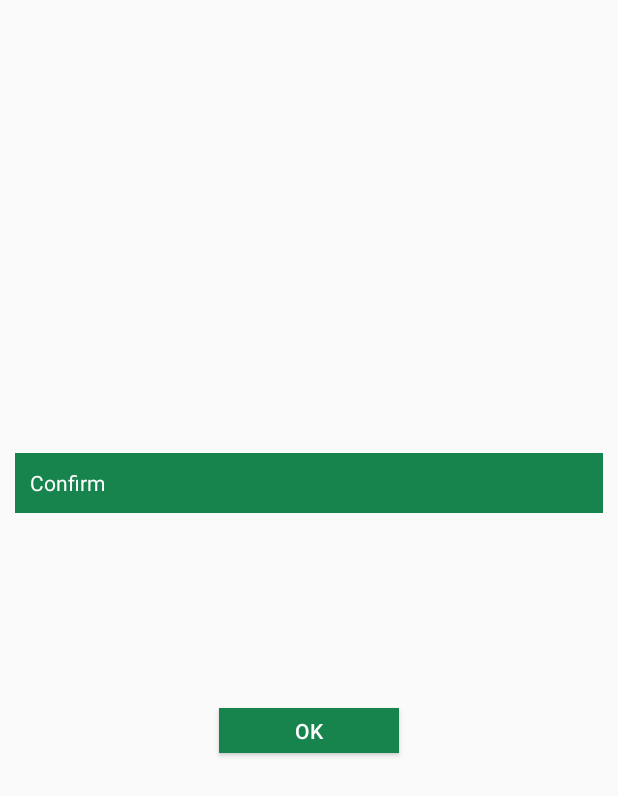
After one commit to ShymaaOthman/Pay4Me, an Android app: the layout confirm_dialog.xml on its own in the app's theme, with its tools: preview values and no code run, on a phone screen of 412 x 824 dp. The commit adds this screen. Shown: the top 796 px of the screen. Run offline under Robolectric (Android 15) with nearby library versions, the phone set to English and light mode, and no system bars.

Commit message:
confirm dialog
confirm dialog

```diff
--- a/app/src/main/res/layout/activity_main.xml
+++ b/app/src/main/res/layout/activity_main.xml
@@ -21,7 +21,8 @@
         android:layout_width="match_parent"
         android:layout_height="match_parent"
         android:layout_above="@+id/navigation"
-        android:animateLayoutChanges="true">
+        android:animateLayoutChanges="true"
+        android:layout_marginBottom="60dp">
 
     </FrameLayout>
 
--- /dev/null
+++ b/app/src/main/res/layout/confirm_dialog.xml
@@ -0,0 +1,55 @@
+<?xml version="1.0" encoding="utf-8"?>
+<RelativeLayout xmlns:android="http://schemas.android.com/apk/res/android"
+    android:orientation="vertical"
+    android:layout_width="match_parent"
+    android:layout_height="220dp"
+    android:layout_gravity="center"
+    android:gravity="center_vertical"
+    android:layout_margin="10dp">
+
+
+    <TextView
+        android:layout_width="250dp"
+        android:layout_height="wrap_content"
+        android:textColor="@color/colorPrimary"
+        android:textSize="23sp"
+        android:layout_margin="30dp"
+        android:layout_below="@+id/title_layout"
+        android:id="@+id/message_txt" />
+
+    <LinearLayout
+        android:layout_width="match_parent"
+        android:layout_height="wrap_content"
+        android:orientation="horizontal"
+        android:gravity="center"
+        android:layout_alignParentBottom="true">
+        <Button
+            android:layout_width="120dp"
+            android:layout_height="30dp"
+            android:text="Ok"
+            android:id="@+id/yes_btn"
+            android:textColor="#ffffff"
+            android:background="@color/colorPrimaryDark"
+            android:layout_margin="20dp"/>
+
+    </LinearLayout>
+
+    <LinearLayout
+        android:layout_width="match_parent"
+        android:layout_height="40dp"
+        android:background="@color/colorPrimaryDark"
+        android:id="@+id/title_layout"
+        android:layout_alignParentTop="true"
+        android:layout_alignParentLeft="true">
+
+        <TextView
+            android:layout_width="match_parent"
+            android:layout_height="wrap_content"
+            android:text="Confirm"
+            android:textColor="@android:color/white"
+            android:textSize="14sp"
+            android:layout_margin="10dp"
+            android:id="@+id/title_txt"/>
+    </LinearLayout>
+
+</RelativeLayout>
```
Also changed, not shown: app/src/main/java/com/hajjhack/pay4me/scanItem/ScanFragment.java (+45 -0 lines), app/src/main/res/layout/fragment_scan.xml (+39 -24 lines).
